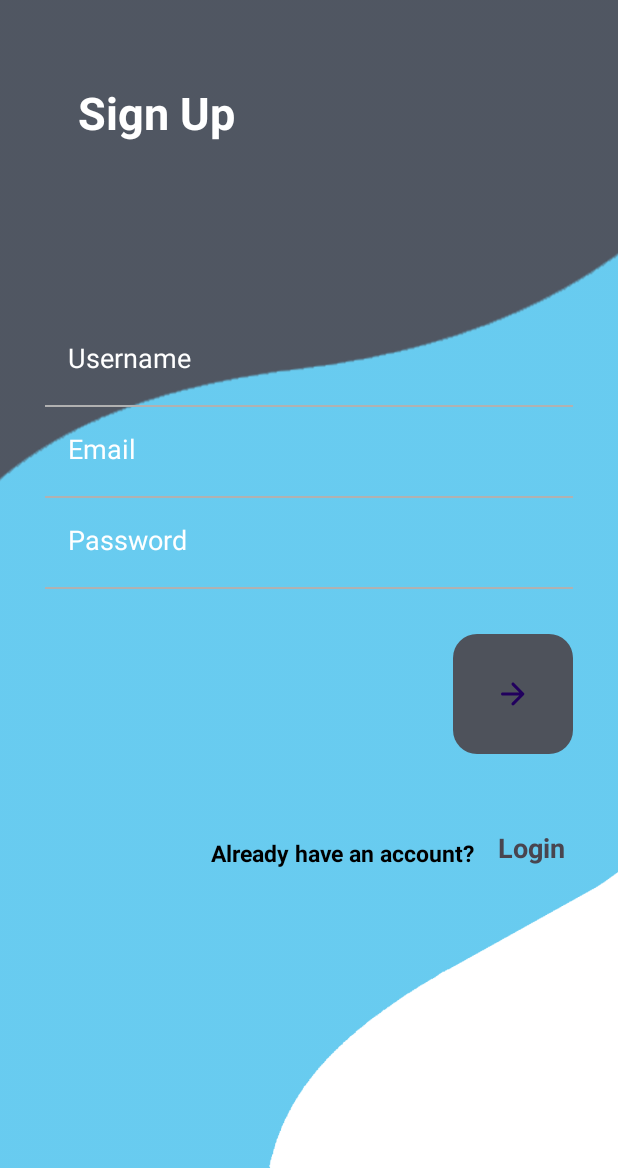
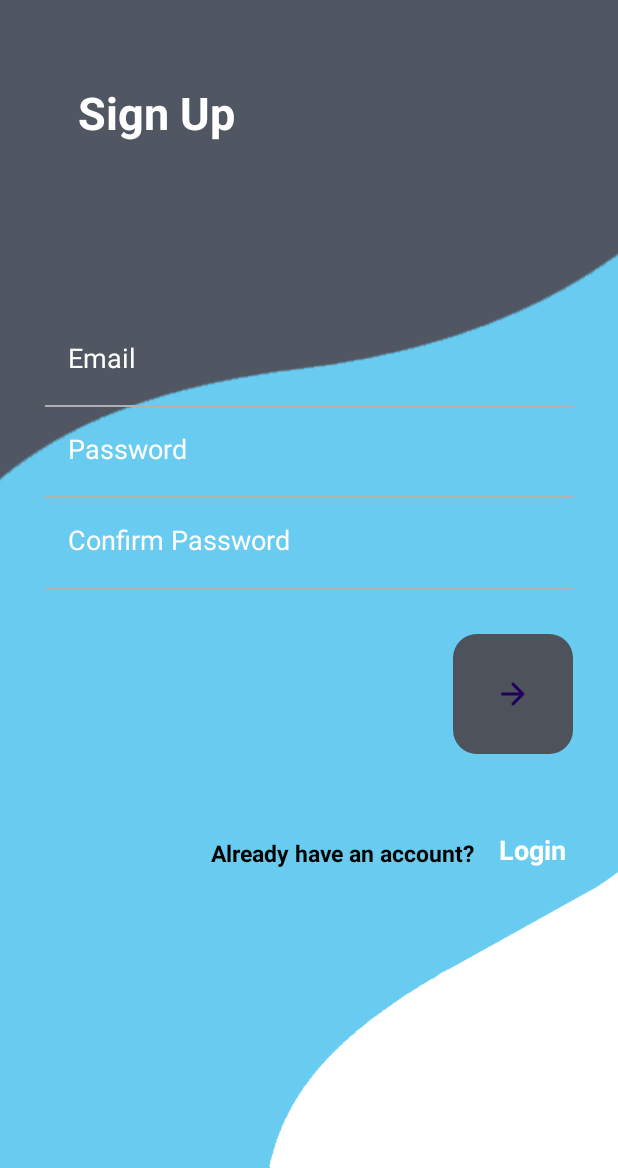
Before and after one commit to ThorisoG/Mvula-Trust-Application, an Android app: the layout activity_sign_up.xml on its own in the app's theme, with its tools: preview values and no code run, on a phone screen of 412 x 824 dp, the part 68-1236 px from its top. Run offline under Robolectric (Android 15) with nearby library versions, the phone set to English and light mode, and no system bars.

Commit message:
Login and Sign Up

```diff
--- a/app/build.gradle.kts
+++ b/app/build.gradle.kts
@@ -16,6 +16,9 @@ android {
 
         testInstrumentationRunner = "androidx.test.runner.AndroidJUnitRunner"
     }
+    buildFeatures{
+        viewBinding = true
+    }
 
     buildTypes {
         release {
@@ -26,6 +29,7 @@ android {
             )
         }
     }
+
     compileOptions {
         sourceCompatibility = JavaVersion.VERSION_1_8
         targetCompatibility = JavaVersion.VERSION_1_8
--- a/app/src/main/java/com/example/mvulatrustmobileapp/MainActivity.kt
+++ b/app/src/main/java/com/example/mvulatrustmobileapp/MainActivity.kt
@@ -11,7 +11,7 @@ class MainActivity : AppCompatActivity() {
     private val splashTimeOut: Long = 5000 // 5 seconds
     override fun onCreate(savedInstanceState: Bundle?) {
         super.onCreate(savedInstanceState)
-        setContentView(R.layout.activity_main)
+        setContentView(R.layout.activity_main2)
 
         // Handler to navigate to the next activity after the splashTimeOut
         Handler().postDelayed({
--- a/app/src/main/java/com/example/mvulatrustmobileapp/SiginUp_Page.kt
+++ /dev/null
@@ -1,11 +0,0 @@
-package com.example.mvulatrustmobileapp
-
-import androidx.appcompat.app.AppCompatActivity
-import android.os.Bundle
-
-class SiginUp_Page : AppCompatActivity() {
-    override fun onCreate(savedInstanceState: Bundle?) {
-        super.onCreate(savedInstanceState)
-        setContentView(R.layout.activity_sigin_up_page)
-    }
-}
--- a/app/src/main/java/com/example/mvulatrustmobileapp/User_settings.kt
+++ b/app/src/main/java/com/example/mvulatrustmobileapp/User_settings.kt
@@ -40,11 +40,7 @@ class User_settings : Fragment() {
         return inflater.inflate(R.layout.fragment_user_settings, container, false)
         val rootView = inflater.inflate(R.layout.fragment_user_settings, container, false)
 
-        val logoutButton = rootView.findViewById<ImageButton>(R.id.button)
-        logoutButton.setOnClickListener {
-            val intent = Intent(requireContext(), LoginPage::class.java)
-            startActivity(intent)
-        }
+
         return rootView
     }
 
--- a/app/src/main/res/layout/activity_login_page.xml
+++ b/app/src/main/res/layout/activity_login_page.xml
@@ -46,6 +46,7 @@
         android:orientation="vertical">
 
         <EditText
+            android:id="@+id/Email"
             android:layout_width="match_parent"
             android:layout_height="wrap_content"
             android:layout_marginStart="30dp"
@@ -68,6 +69,7 @@
             android:background="#000000" />
 
         <EditText
+            android:id="@+id/Password"
             android:layout_width="match_parent"
             android:layout_height="wrap_content"
             android:layout_marginStart="30dp"
@@ -94,6 +96,7 @@
             android:layout_marginTop="0dp">
 
             <com.google.android.material.floatingactionbutton.FloatingActionButton
+                android:id="@+id/loginbt"
                 android:layout_width="wrap_content"
                 android:layout_height="wrap_content"
                 android:layout_alignParentEnd="true"
@@ -103,7 +106,7 @@
                 android:layout_marginBottom="20dp"
                 android:backgroundTint="#4E525B"
                 android:elevation="0dp"
-                android:src="@drawable/baseline_arrow_forward_24"
+                android:src="@drawable/round_arrow_forward_24"
                 android:tint="@android:color/white"
                 app:elevation="0dp"
                 app:fabCustomSize="80dp"
@@ -142,6 +145,7 @@
                 android:textStyle="bold" />
 
             <TextView
+                android:id="@+id/signRedirect"
                 android:layout_width="wrap_content"
                 android:layout_height="wrap_content"
                 android:layout_alignParentStart="true"
--- a/app/src/main/res/layout/activity_sigin_up_page.xml
+++ b/app/src/main/res/layout/activity_sign_up.xml
@@ -4,7 +4,8 @@
     xmlns:tools="http://schemas.android.com/tools"
     android:layout_width="match_parent"
     android:layout_height="match_parent"
-    tools:context=".SiginUp_Page">
+    tools:context=".SignUp">
+
 
     <androidx.appcompat.widget.AppCompatImageView
         android:id="@+id/appCompatImageView"
@@ -45,25 +46,7 @@
         android:gravity="center">
 
         <EditText
-            android:layout_width="match_parent"
-            android:layout_height="wrap_content"
-            android:layout_marginStart="30dp"
-            android:layout_marginEnd="30dp"
-            android:backgroundTint="@android:color/transparent"
-            android:hint="Username"
-            android:inputType="textEmailAddress"
-            android:padding="15dp"
-            android:textColor="@android:color/white"
-            android:textColorHint="@android:color/white" />
-
-        <RelativeLayout
-            android:layout_width="match_parent"
-            android:layout_height="1dp"
-            android:layout_marginStart="30dp"
-            android:layout_marginTop="4dp"
-            android:layout_marginEnd="30dp"
-            android:background="#B1B1B1" />
-        <EditText
+            android:id="@+id/Email"
             android:layout_width="match_parent"
             android:layout_height="wrap_content"
             android:layout_marginStart="30dp"
@@ -83,13 +66,34 @@
             android:layout_marginEnd="30dp"
             android:background="#B1B1B1" />
         <EditText
+            android:id="@+id/Password"
             android:layout_width="match_parent"
             android:layout_height="wrap_content"
             android:layout_marginStart="30dp"
             android:layout_marginEnd="30dp"
             android:backgroundTint="@android:color/transparent"
             android:hint="Password"
-            android:inputType="textEmailAddress"
+            android:inputType="textPassword"
+            android:padding="15dp"
+            android:textColor="@android:color/white"
+            android:textColorHint="@android:color/white" />
+
+        <RelativeLayout
+            android:layout_width="match_parent"
+            android:layout_height="1dp"
+            android:layout_marginStart="30dp"
+            android:layout_marginTop="4dp"
+            android:layout_marginEnd="30dp"
+            android:background="#B1B1B1" />
+        <EditText
+            android:id="@+id/confirmPassword"
+            android:layout_width="match_parent"
+            android:layout_height="wrap_content"
+            android:layout_marginStart="30dp"
+            android:layout_marginEnd="30dp"
+            android:backgroundTint="@android:color/transparent"
+            android:hint="Confirm Password"
+            android:inputType="textPassword"
             android:padding="15dp"
             android:textColor="@android:color/white"
             android:textColorHint="@android:color/white" />
@@ -108,7 +112,7 @@
             android:layout_height="wrap_content">
 
             <com.google.android.material.floatingactionbutton.FloatingActionButton
-                android:id="@+id/btsignup"
+                android:id="@+id/btnSignUp"
                 android:layout_width="wrap_content"
                 android:layout_height="wrap_content"
                 android:layout_alignParentEnd="true"
@@ -133,15 +137,16 @@
             android:layout_marginTop="20dp">
 
             <TextView
+                android:id="@+id/loginRedirectText"
                 android:layout_width="wrap_content"
                 android:layout_height="wrap_content"
                 android:layout_alignParentTop="true"
                 android:layout_alignParentEnd="true"
-                android:layout_marginTop="-5dp"
-                android:layout_marginEnd="20dp"
+                android:layout_marginTop="-4dp"
+                android:layout_marginEnd="19dp"
                 android:padding="15dp"
                 android:text="Login"
-                android:textColor="@android:color/red"
+                android:textColor="@android:color/white"
                 android:textSize="18sp"
                 android:textStyle="bold" />
 
```
Also changed, not shown: app/src/main/AndroidManifest.xml (+7 -1 lines), app/src/main/java/com/example/mvulatrustmobileapp/DatabaseHelper.kt (added, +45 -0 lines), app/src/main/java/com/example/mvulatrustmobileapp/SignUp.kt (added, +68 -0 lines).
